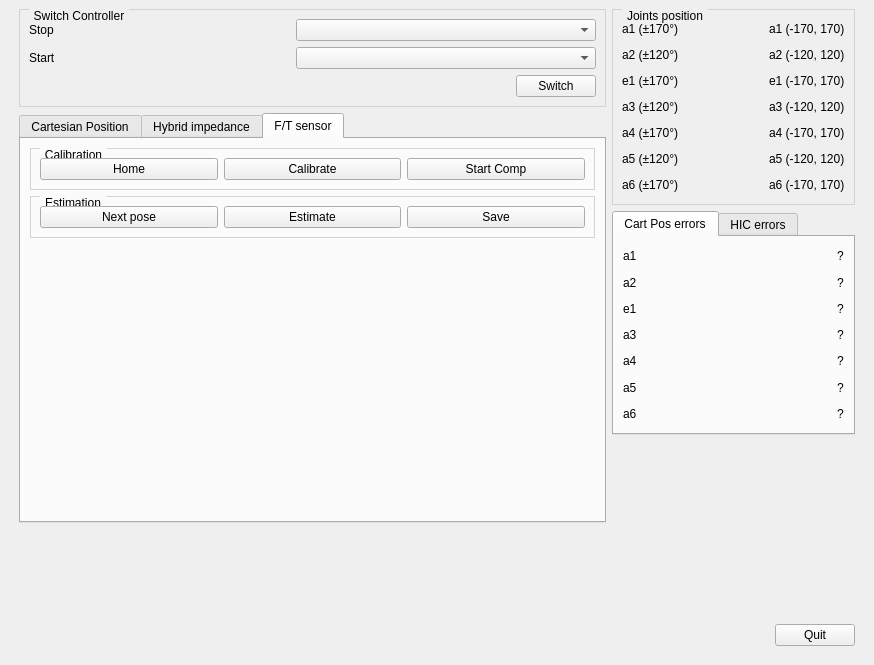
xEnVrE/controller_switcher, file ui/main_window.ui: the form before one commit.
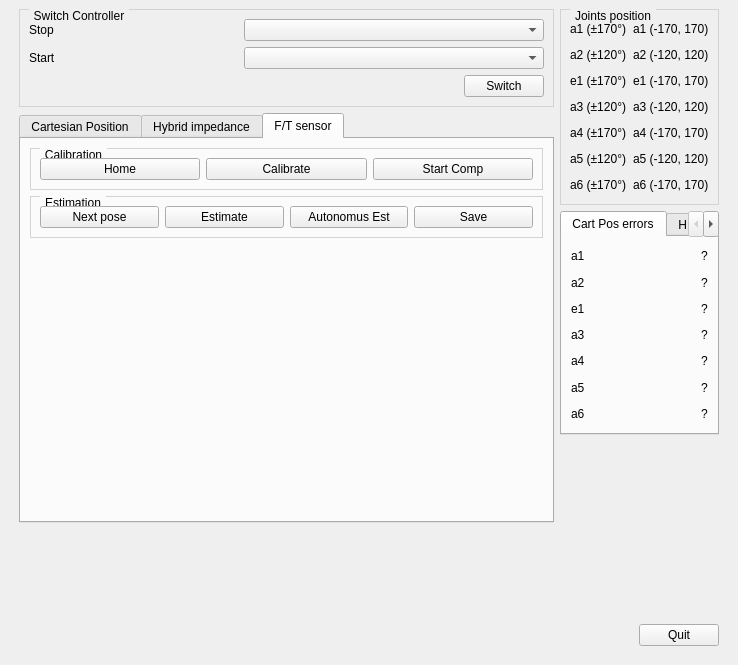
The form after the commit. The open tabs and pages were chosen to show the change.

Commit message: implement autonomus estimation (UI and logic)

Patch:
```diff
--- a/ui/main_window.ui
+++ b/ui/main_window.ui
@@ -9,7 +9,7 @@
    <rect>
     <x>0</x>
     <y>0</y>
-    <width>874</width>
+    <width>738</width>
     <height>665</height>
    </rect>
   </property>
@@ -1664,6 +1664,13 @@
                  </property>
                 </widget>
                </item>
+               <item row="0" column="2">
+                <widget class="QPushButton" name="buttonAutonomusEst_ftsensor">
+                 <property name="text">
+                  <string>Autonomus Est</string>
+                 </property>
+                </widget>
+               </item>
               </layout>
              </widget>
             </item>
```
Left out of the diff: 118 changed lines with no effect on the pictures. The commit also changes 4 other files.
